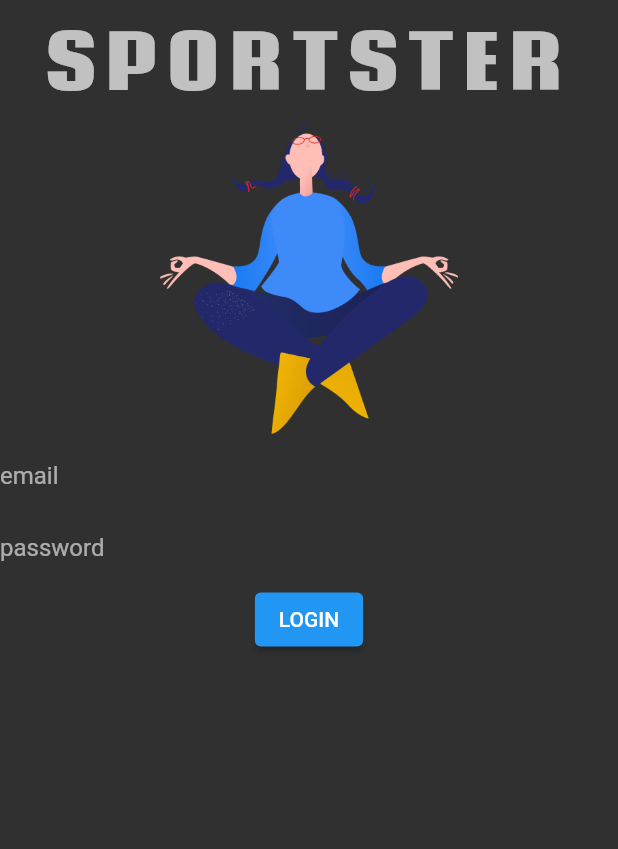
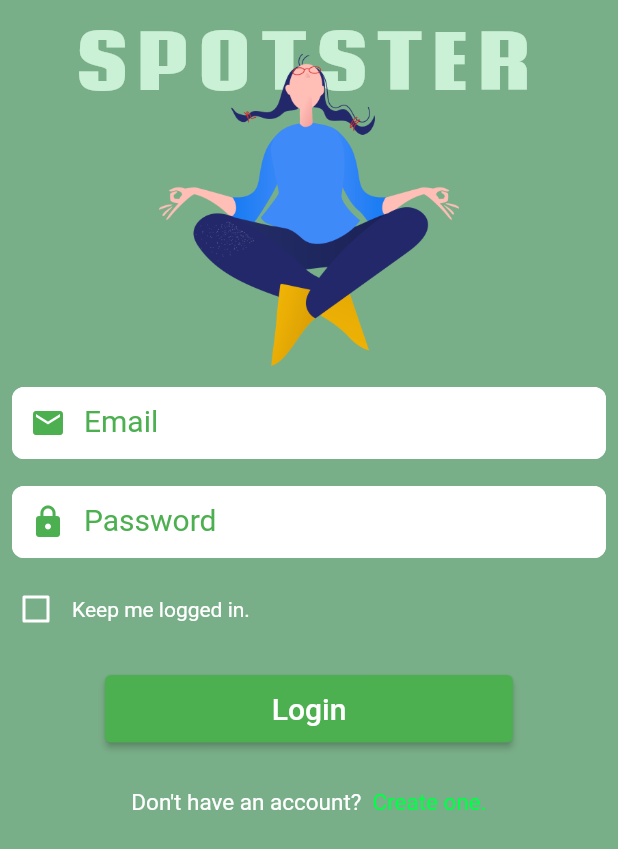
Before and after one commit to IamSoel/Spotster, a Flutter app: the screen it shows after launch, on a phone screen of 412 x 824 dp. Shown: the top 849 px of the screen. Run offline on Flutter 3.47's test engine with Material 2 defaults, Android fonts, the phone set to English and light mode, and no system bars.

Commit message:
login and register screen updated with formfieldtext and checkbox

```diff
--- /dev/null
+++ b/lib/ui/loginScreen/login.dart
@@ -0,0 +1,126 @@
+import 'package:flutter/material.dart';
+import 'package:sportster/ui/lrButton.dart';
+import 'package:sportster/ui/textInputField.dart';
+
+class LoginScreen extends StatefulWidget {
+  @override
+  _LoginScreenState createState() => _LoginScreenState();
+}
+
+class _LoginScreenState extends State<LoginScreen> {
+  bool _value = false;
+  @override
+  Widget build(BuildContext context) {
+    return SafeArea(
+      child: Scaffold(
+        backgroundColor: Color(0xFF79AF88),
+        body: SingleChildScrollView(
+          child: Column(
+            children: [
+              Stack(
+                children: [
+                  Container(
+                    width: double.infinity,
+                    child: Text(
+                      'SPOTSTER',
+                      textAlign: TextAlign.center,
+                      style: TextStyle(
+                          fontSize: 50,
+                          letterSpacing: 1.5,
+                          color: Color(0xFFCAF0D5),
+                          fontFamily: 'Coda Caption'),
+                    ),
+                  ),
+                  Center(
+                    child: Container(
+                      margin: EdgeInsets.fromLTRB(0, 30, 0, 0),
+                      child: Image(
+                        image: AssetImage('images/yoga.png'),
+                        height: 220,
+                        width: 200,
+                      ),
+                    ),
+                  ),
+                ],
+              ),
+              TextInputField(
+                labelText: 'Email',
+                hintText: 'abc@gmail.com',
+                iconData: Icons.email,
+                obscureText: false,
+                keyboardType: TextInputType.emailAddress,
+              ),
+              TextInputField(
+                labelText: 'Password',
+                hintText: '',
+                iconData: Icons.lock,
+                obscureText: true,
+                keyboardType: TextInputType.visiblePassword,
+              ),
+              Row(
+                mainAxisAlignment: MainAxisAlignment.start,
+                children: [
+                  Theme(
+                    data: Theme.of(context).copyWith(
+                      unselectedWidgetColor: Colors.white,
+                    ),
+                    child: Checkbox(
+                      value: _value,
+                      onChanged: (value) {
+                        setState(() {
+                          _value = !_value;
+                        });
+                      },
+                      activeColor: Colors.green,
+                      checkColor: Colors.white,
+                    ),
+                  ),
+                  Text(
+                    'Keep me logged in.',
+                    style: TextStyle(
+                      color: Colors.white,
+                    ),
+                  )
+                ],
+              ),
+              LRButton(
+                buttonText: 'Login',
+                onClick: () {
+                  Navigator.pushNamed(context, '/home');
+                  print('Login button clicked!!');
+                },
+              ),
+              Row(
+                mainAxisAlignment: MainAxisAlignment.center,
+                children: [
+                  SizedBox(
+                    height: 40.0,
+                  ),
+                  Text(
+                    'Don\'t have an account?  ',
+                    style: TextStyle(
+                      color: Colors.white,
+                      fontSize: 15.0,
+                    ),
+                  ),
+                  GestureDetector(
+                    onTap: () {
+                      Navigator.pushNamed(context, '/register');
+                    },
+                    child: Text(
+                      'Create one.',
+                      style: TextStyle(
+                        color: Color(0xFF00FF47),
+                        fontSize: 15.0,
+                      ),
+                    ),
+                  )
+                ],
+              )
+            ],
+          ),
+        ),
+      ),
+    );
+  }
+}
--- /dev/null
+++ b/lib/ui/lrButton.dart
@@ -0,0 +1,26 @@
+import 'package:flutter/material.dart';
+import 'package:flutter/widgets.dart';
+
+class LRButton extends StatelessWidget {
+  final buttonText;
+  final Function onClick;
+
+  const LRButton({this.buttonText, this.onClick});
+
+  @override
+  Widget build(BuildContext context) {
+    return Container(
+      width: double.infinity,
+      height: 45.0,
+      margin: EdgeInsets.symmetric(vertical: 20.0, horizontal: 70.0),
+      child: ElevatedButton(
+        style: ElevatedButton.styleFrom(primary: Colors.green),
+        onPressed: onClick,
+        child: Text(
+          '$buttonText',
+          style: TextStyle(fontSize: 20),
+        ),
+      ),
+    );
+  }
+}
--- /dev/null
+++ b/lib/ui/textInputField.dart
@@ -0,0 +1,51 @@
+import 'package:flutter/material.dart';
+
+class TextInputField extends StatelessWidget {
+  final labelText, hintText, iconData, obscureText, keyboardType;
+
+  TextInputField(
+      {this.labelText,
+      this.hintText,
+      this.iconData,
+      this.obscureText,
+      this.keyboardType});
+
+  @override
+  Widget build(BuildContext context) {
+    return Container(
+      height: 50,
+      margin: EdgeInsets.all(8.0),
+      child: TextFormField(
+        keyboardType: keyboardType,
+        obscureText: obscureText,
+        obscuringCharacter: '•',
+        decoration: InputDecoration(
+          contentPadding: EdgeInsets.symmetric(vertical: 4.0),
+          labelText: '$labelText',
+          labelStyle: TextStyle(
+            color: Colors.green,
+            fontSize: 20,
+          ),
+          hintText: '$hintText',
+          hintStyle: TextStyle(color: Colors.black26),
+          fillColor: Colors.white,
+          filled: true,
+          prefixIcon: Padding(
+              padding: EdgeInsets.all(0.0),
+              child: Icon(
+                iconData,
+                color: Colors.green,
+              )),
+          enabledBorder: OutlineInputBorder(
+              borderRadius: BorderRadius.all(Radius.circular(8.0)),
+              borderSide: const BorderSide(color: Colors.white)),
+          // focusedBorder: OutlineInputBorder(
+          //   borderRadius: BorderRadius.all(Radius.circular(8.0)),
+          //   borderSide: const BorderSide(color: Colors.green),
+          // ),
+          focusColor: Colors.green,
+        ),
+      ),
+    );
+  }
+}
```
Also changed, not shown: lib/main.dart (+12 -45 lines), lib/profile.dart (deleted, +0 -26 lines), lib/register.dart (deleted, +0 -34 lines), lib/ui/homeScreen/homeScreen.dart (added, +47 -0 lines), lib/ui/registerScreen/register.dart (added, +159 -0 lines), pubspec.yaml (+3 -7 lines), pubspec.lock, 5 other files.
